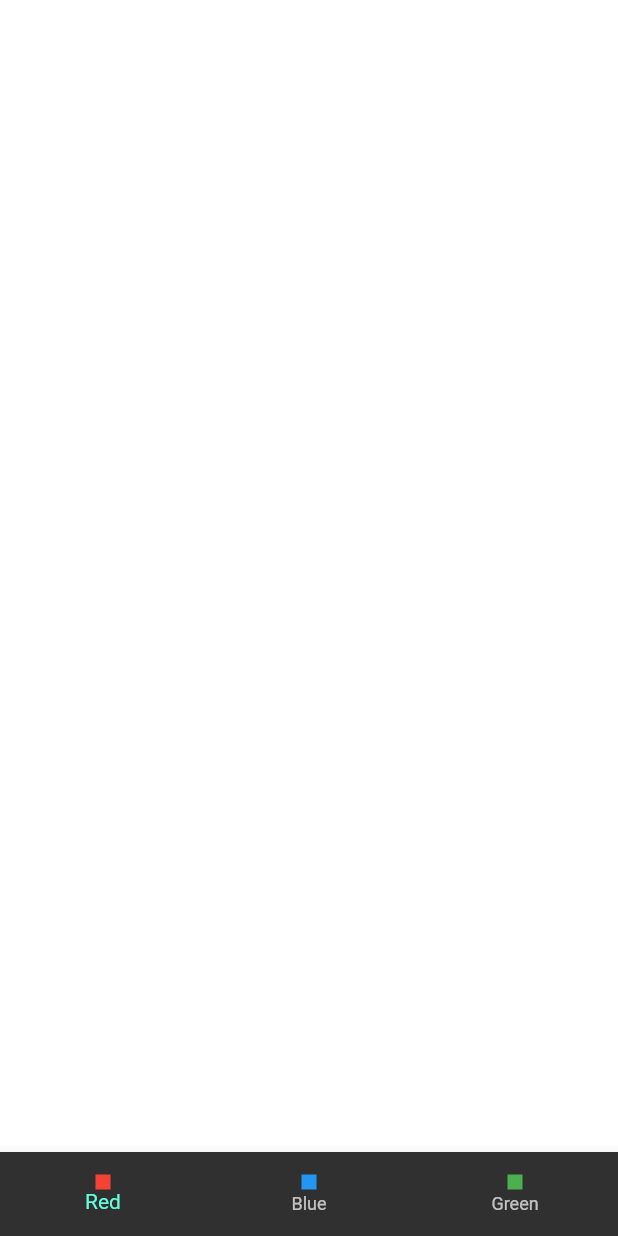
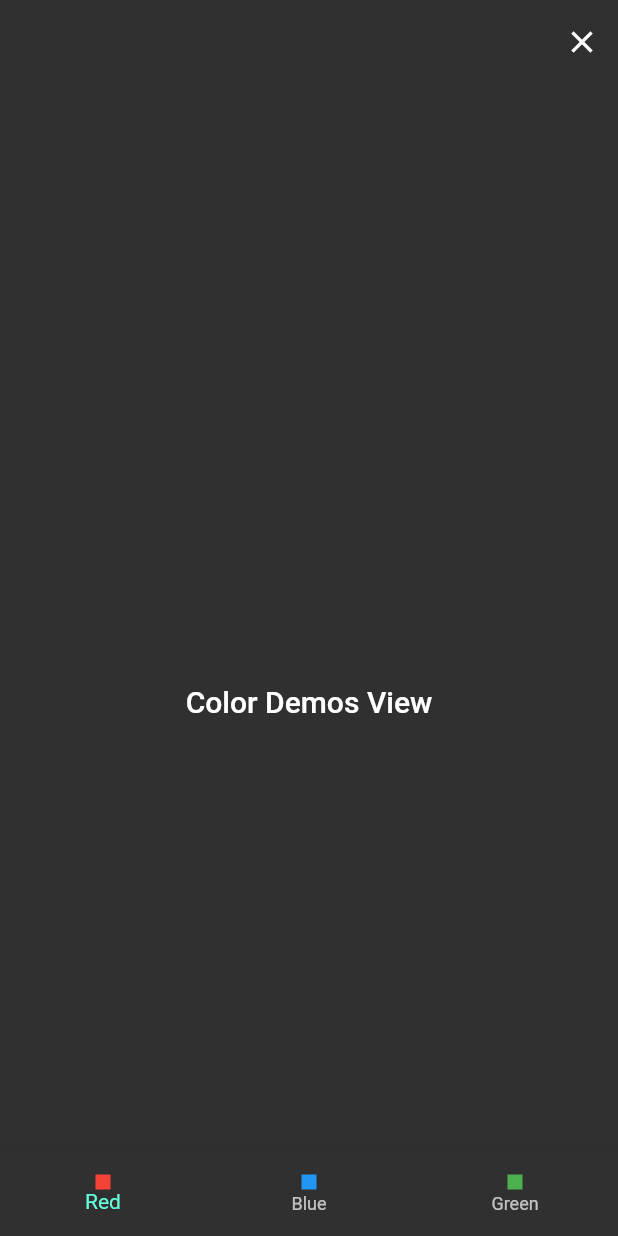
Before and after one commit to fadilbasaran/flutter_all, a Flutter app: the screen it shows after launch, on a phone screen of 412 x 824 dp. Run offline on Flutter 3.47's test engine with Material 2 defaults, Android fonts, the phone set to English and light mode, and no system bars.

Commit message:
Son hali

```diff
--- a/lib/demos/color_demos_views.dart
+++ b/lib/demos/color_demos_views.dart
@@ -1,14 +1,15 @@
 import 'package:flutter/material.dart';
 
 class ColorDemosView extends StatefulWidget {
-  const ColorDemosView({Key? key}) : super(key: key);
-
+  const ColorDemosView({Key? key, required this.initialColor})
+      : super(key: key);
+  final Color? initialColor;
   @override
   State<ColorDemosView> createState() => _ColorDemosViewState();
 }
 
 class _ColorDemosViewState extends State<ColorDemosView> {
-  Color _backgroudColor = Colors.transparent;
+  Color? _backgroudColor;
   final Map<String, Color> _colors = {
     'red': Colors.red,
     'blue': Colors.blue,
@@ -21,6 +22,21 @@ class _ColorDemosViewState extends State<ColorDemosView> {
   }
 
   @override
+  void initState() {
+    super.initState();
+    _backgroudColor = widget.initialColor ?? Colors.transparent;
+  }
+
+  @override
+  void didUpdateWidget(covariant ColorDemosView oldWidget) {
+    super.didUpdateWidget(oldWidget);
+
+    if (oldWidget.initialColor != _backgroudColor) {
+      _changeBackgroundColor(widget.initialColor);
+    }
+  }
+
+  @override
   Widget build(BuildContext context) {
     return Scaffold(
       backgroundColor: _backgroudColor,
@@ -28,15 +44,7 @@ class _ColorDemosViewState extends State<ColorDemosView> {
         title: const Text('Color Demos View'),
       ),
       bottomNavigationBar: BottomNavigationBar(
-        onTap: (int value) {
-          if (value == _MyColor.red.index) {
-            _changeBackgroundColor(_colors['red']);
-          } else if (value == _MyColor.blue.index) {
-            _changeBackgroundColor(_colors['blue']);
-          } else if (value == _MyColor.green.index) {
-            _changeBackgroundColor(_colors['green']);
-          }
-        },
+        onTap: _colorOnTap,
         items: [
           BottomNavigationBarItem(
               icon: _ColorContainer(
@@ -53,6 +61,16 @@ class _ColorDemosViewState extends State<ColorDemosView> {
         ],
       ),
     );
+  }
+
+  void _colorOnTap(int value) {
+    if (value == _MyColor.red.index) {
+      _changeBackgroundColor(_colors['red']);
+    } else if (value == _MyColor.blue.index) {
+      _changeBackgroundColor(_colors['blue']);
+    } else if (value == _MyColor.green.index) {
+      _changeBackgroundColor(_colors['green']);
+    }
   }
 }
 
--- /dev/null
+++ b/lib/demos/color_life_cycle_view.dart
@@ -0,0 +1,38 @@
+import 'package:flutter/material.dart';
+import 'package:flutter_full_learn/demos/color_demos_views.dart';
+
+class ColorLifeCycleView extends StatefulWidget {
+  const ColorLifeCycleView({Key? key}) : super(key: key);
+
+  @override
+  State<ColorLifeCycleView> createState() => _ColorLifeCycleViewState();
+}
+
+class _ColorLifeCycleViewState extends State<ColorLifeCycleView> {
+  Color? _backgroundColor;
+  @override
+  Widget build(BuildContext context) {
+    return Scaffold(
+      appBar: AppBar(
+        actions: [
+          IconButton(
+              onPressed: () {
+                setState(() {
+                  _backgroundColor = Colors.pink;
+                });
+              },
+              icon: const Icon(Icons.clear))
+        ],
+      ),
+      body: Column(
+        children: [
+          const Spacer(),
+          Expanded(
+              child: ColorDemosView(
+            initialColor: _backgroundColor,
+          ))
+        ],
+      ),
+    );
+  }
+}
--- a/lib/main.dart
+++ b/lib/main.dart
@@ -2,6 +2,8 @@ import 'package:flutter/material.dart';
 import 'package:flutter/services.dart';
 import 'package:flutter_full_learn/101/color_learn.dart';
 import 'package:flutter_full_learn/demos/color_demos_views.dart';
+
+import 'demos/color_life_cycle_view.dart';
 
 void main() {
   runApp(const MyApp());
@@ -33,7 +35,7 @@ class MyApp extends StatelessWidget {
               systemOverlayStyle: SystemUiOverlayStyle.light,
               backgroundColor: Colors.transparent,
               elevation: 0)),
-      home: const ColorDemosView(),
+      home: const ColorLifeCycleView(),
     );
   }
 }
```
